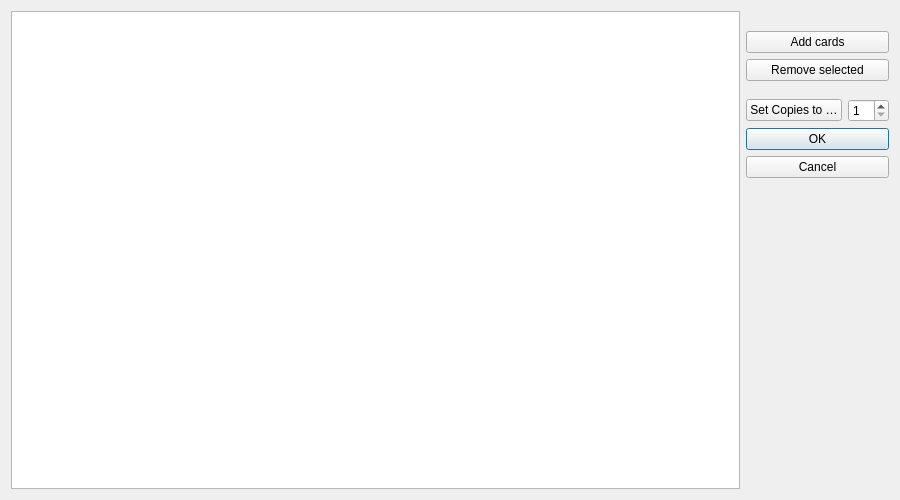
First picture: the form in mtg_proxy_printer/resources/ui/custom_card_import_dialog.ui, repository luziferius/MTGProxyPrinter, before the edit.
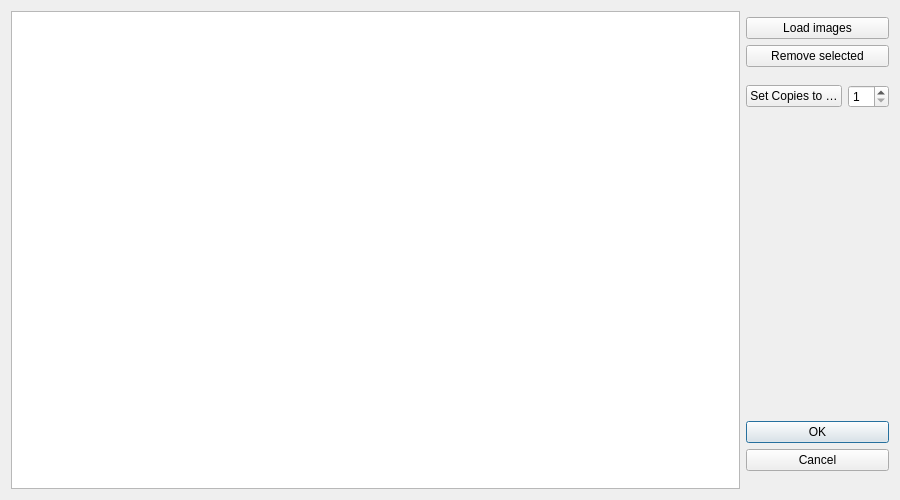
Second picture: the form after the edit. Icons and pictures are not drawn. Custom widgets are drawn as their Qt base class.

Commit message:
CustomCardImportDialog: Removed the unused QLabel. Reworded the "Add cards" button to "Load images", and switched the icon to an "import" icon. Moved the Ok button to the bottom. This reduces confusion, as the top "add" button did not accept the dialog previously.
FossilOrigin-Name: 90b1f2d5de5e93ee4f428a93c67458c0652d383742fe92374dbb6c924c33dbe6

Patch:
```diff
--- a/mtg_proxy_printer/resources/ui/custom_card_import_dialog.ui
+++ b/mtg_proxy_printer/resources/ui/custom_card_import_dialog.ui
@@ -14,22 +14,6 @@
    <string>Import custom cards</string>
   </property>
   <layout class="QGridLayout" name="gridLayout">
-   <item row="1" column="3">
-    <widget class="QLabel" name="image_label">
-     <property name="maximumSize">
-      <size>
-       <width>800</width>
-       <height>1100</height>
-      </size>
-     </property>
-     <property name="text">
-      <string/>
-     </property>
-    </widget>
-   </item>
-   <item row="1" column="2" rowspan="10">
-    <widget class="CardListTableView" name="card_table"/>
-   </item>
    <item row="6" column="3">
     <widget class="QPushButton" name="set_copies_to">
      <property name="text">
@@ -47,6 +31,9 @@
      </property>
     </widget>
    </item>
+   <item row="1" column="2" rowspan="11">
+    <widget class="CardListTableView" name="card_table"/>
+   </item>
    <item row="3" column="3" colspan="2">
     <widget class="QPushButton" name="remove_selected">
      <property name="text">
@@ -60,17 +47,17 @@
    <item row="2" column="3" colspan="2">
     <widget class="QPushButton" name="add_cards">
      <property name="text">
-      <string>Add cards</string>
+      <string>Load images</string>
      </property>
      <property name="icon">
-      <iconset theme="list-add"/>
+      <iconset theme="document-import"/>
      </property>
     </widget>
    </item>
-   <item row="7" column="3" colspan="2">
+   <item row="8" column="3" colspan="2">
     <widget class="QDialogButtonBox" name="button_box">
      <property name="sizePolicy">
-      <sizepolicy hsizetype="Minimum" vsizetype="Expanding">
+      <sizepolicy hsizetype="Minimum" vsizetype="Maximum">
        <horstretch>0</horstretch>
        <verstretch>0</verstretch>
       </sizepolicy>
@@ -83,6 +70,19 @@
      </property>
     </widget>
    </item>
+   <item row="7" column="3">
+    <spacer name="verticalSpacer">
+     <property name="orientation">
+      <enum>Qt::Vertical</enum>
+     </property>
+     <property name="sizeHint" stdset="0">
+      <size>
+       <width>20</width>
+       <height>40</height>
+      </size>
+     </property>
+    </spacer>
+   </item>
   </layout>
  </widget>
  <customwidgets>
```
